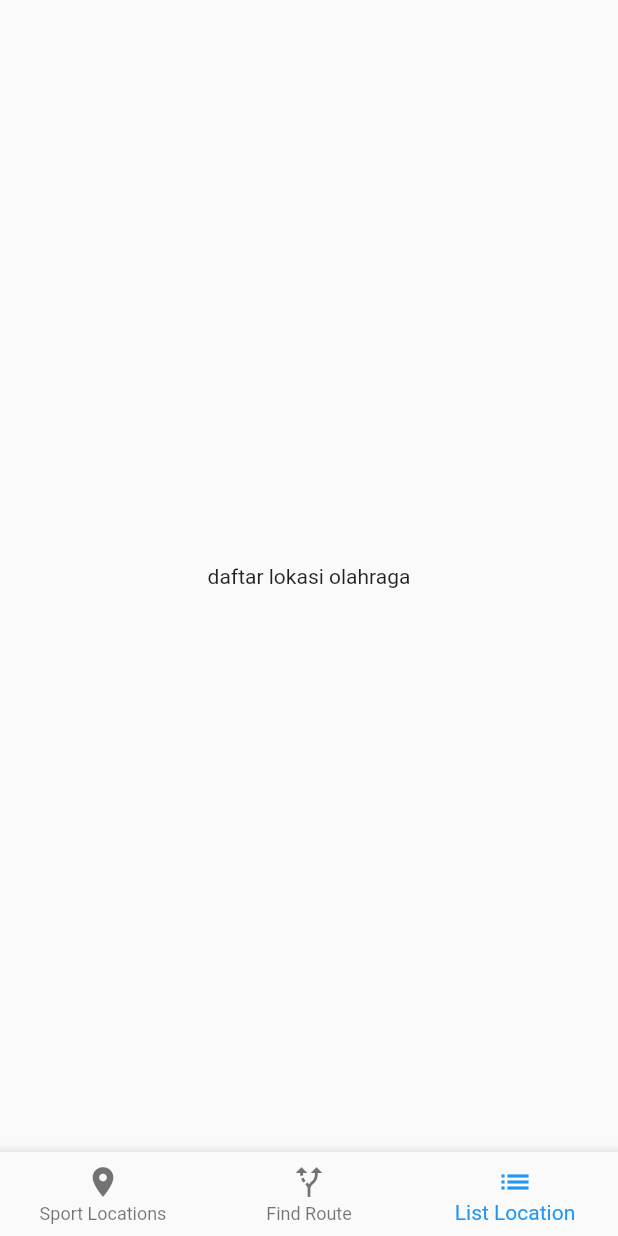
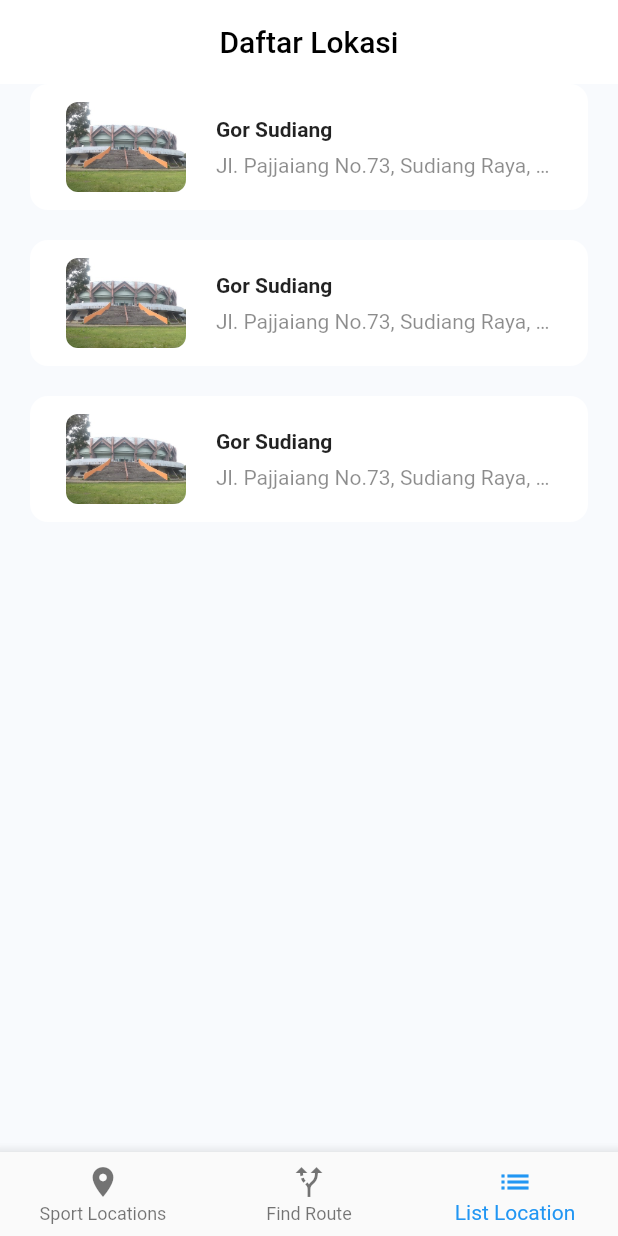
Before and after one commit to Rinal-29/Flutter-MapsRouteExamp, a Flutter app: the screen it shows after launch, item 3 of the bottom bar chosen, on a phone screen of 412 x 824 dp. Run offline on Flutter 3.47's test engine with Material 2 defaults, Android fonts, the phone set to English and light mode, and no system bars; our stand-ins replace geocoding, geolocator, google_maps_flutter; missing offline and left inert: flutter_polyline_points; network calls fail.

Commit message:
finish tab location and route

```diff
--- /dev/null
+++ b/lib/components/location_item_card.dart
@@ -0,0 +1,72 @@
+import 'package:flutter/material.dart';
+import 'package:fmaps_route/pages/detail_locatian_page.dart';
+
+class LocationItemCard extends StatelessWidget {
+  const LocationItemCard({Key key}) : super(key: key);
+
+  @override
+  Widget build(BuildContext context) {
+    return GestureDetector(
+      onTap: () {
+        Navigator.push(
+          context,
+          MaterialPageRoute(
+            builder: (context) => DetailLocationPage(),
+          ),
+        );
+      },
+      child: Container(
+        decoration: BoxDecoration(
+          borderRadius: BorderRadius.circular(12),
+          color: Colors.white,
+        ),
+        margin: EdgeInsets.only(
+          bottom: 20,
+        ),
+        child: Padding(
+          padding: const EdgeInsets.symmetric(
+            horizontal: 24,
+            vertical: 12,
+          ),
+          child: Row(
+            children: [
+              ClipRRect(
+                child: Image.asset(
+                  'assets/gor_sudiang.jpg',
+                  height: 60,
+                ),
+                borderRadius: BorderRadius.circular(8),
+              ),
+              SizedBox(
+                width: 20,
+              ),
+              Expanded(
+                child: Column(
+                  crossAxisAlignment: CrossAxisAlignment.start,
+                  children: [
+                    Text(
+                      'Gor Sudiang',
+                      style: TextStyle(
+                        fontWeight: FontWeight.w600,
+                      ),
+                    ),
+                    SizedBox(
+                      height: 8,
+                    ),
+                    Text(
+                      'Jl. Pajjaiang No.73, Sudiang Raya, Kec. Biringkanaya, Kota Makassar, Sulawesi Selatan 90241',
+                      overflow: TextOverflow.ellipsis,
+                      style: TextStyle(
+                        color: Colors.black45,
+                      ),
+                    )
+                  ],
+                ),
+              )
+            ],
+          ),
+        ),
+      ),
+    );
+  }
+}
--- a/lib/main.dart
+++ b/lib/main.dart
@@ -2,6 +2,8 @@ import 'package:flutter/material.dart';
 import 'package:fmaps_route/pages/detail_locatian_page.dart';
 import 'package:fmaps_route/pages/detail_route_page.dart';
 import 'package:fmaps_route/pages/home/main_page.dart';
+import 'package:fmaps_route/providers/location_provider.dart';
+import 'package:provider/provider.dart';
 
 void main() {
   runApp(MyApp());
@@ -10,12 +12,20 @@ void main() {
 class MyApp extends StatelessWidget {
   @override
   Widget build(BuildContext context) {
-    return MaterialApp(
-      routes: {
-        '/': (context) => MainPage(),
-        '/detail-route': (context) => DetailRoutePage(),
-        '/detail-location': (context) => DetailLocationPage(),
-      },
+    return MultiProvider(
+      providers: [
+        ChangeNotifierProvider(
+          create: (context) => LocationsProvider(),
+        ),
+      ],
+      child: MaterialApp(
+        routes: {
+          '/': (context) => MainPage(),
+          '/main-page': (context) => MainPage(),
+          '/detail-route': (context) => DetailRoutePage(),
+          '/detail-location': (context) => DetailLocationPage(),
+        },
+      ),
     );
   }
 }
--- /dev/null
+++ b/lib/models/location_model.dart
@@ -0,0 +1,49 @@
+import 'package:fmaps_route/models/gallery_model.dart';
+
+class LocationModel {
+  int id;
+  String name;
+  double lat;
+  double lng;
+  String address;
+  String description;
+  String facility;
+  List<GalleryModel> galleries;
+
+  LocationModel({
+    this.id,
+    this.name,
+    this.lat,
+    this.lng,
+    this.address,
+    this.description,
+    this.facility,
+    this.galleries,
+  });
+
+  LocationModel.fromJSON(Map<String, dynamic> json) {
+    id = json['id'];
+    name = json['name'];
+    lat = double.parse(json['latitude']);
+    lng = double.parse(json['longitude']);
+    address = json['address'];
+    description = json['description'];
+    facility = json['facility'];
+    galleries = json['galleries']
+        .map<GalleryModel>((gallery) => GalleryModel.fromJson(gallery))
+        .toList();
+  }
+
+  Map<String, dynamic> toJson() {
+    return {
+      'id': id,
+      'name': name,
+      'latitude': lat.toString(),
+      'longitude': lng.toString(),
+      'address': address,
+      'description': description,
+      'facility': facility,
+      'galleries': galleries.map((gallery) => gallery.toJson()).toList(),
+    };
+  }
+}
--- a/lib/pages/detail_route_page.dart
+++ b/lib/pages/detail_route_page.dart
@@ -1,6 +1,6 @@
 import 'package:flutter/material.dart';
 import 'package:flutter_polyline_points/flutter_polyline_points.dart';
-import 'package:fmaps_route/entity/sports_location.dart';
+import 'package:fmaps_route/models/location_model.dart';
 import 'package:fmaps_route/utils.dart';
 import 'package:geocoding/geocoding.dart';
 import 'package:geolocator/geolocator.dart';
@@ -9,7 +9,7 @@ import 'package:google_maps_flutter/google_maps_flutter.dart';
 import 'dart:math' show cos, sqrt, asin;
 
 class DetailRoutePage extends StatefulWidget {
-  final SportsLocation location;
+  final LocationModel location;
 
   DetailRoutePage({
     Key key,
@@ -123,7 +123,7 @@ class _DetailRoutePageState extends State<DetailRoutePage> {
       );
 
       Marker destinationMarker = Marker(
-        markerId: MarkerId(sportLocation.id),
+        markerId: MarkerId(sportLocation.name),
         position: LatLng(destinationLatitude, destinationLongitude),
         infoWindow: InfoWindow(
           title: 'Destination ${sportLocation.name}',
--- a/lib/pages/home/locations_page.dart
+++ b/lib/pages/home/locations_page.dart
@@ -1,13 +1,50 @@
 import 'package:flutter/material.dart';
+import 'package:fmaps_route/components/location_item_card.dart';
 
 class LocationsPage extends StatelessWidget {
   const LocationsPage({Key key}) : super(key: key);
 
   @override
   Widget build(BuildContext context) {
-    return Scaffold(
-      body: Center(
-        child: Text('daftar lokasi olahraga'),
+    Widget header() {
+      return AppBar(
+        title: Text(
+          'Daftar Lokasi',
+          style: TextStyle(
+            color: Colors.black,
+          ),
+        ),
+        centerTitle: true,
+        backgroundColor: Colors.white,
+        elevation: 0,
+      );
+    }
+
+    Widget content() {
+      return Expanded(
+        child: Container(
+          margin: EdgeInsets.symmetric(
+            horizontal: 20,
+          ),
+          width: double.infinity,
+          child: ListView(
+            children: [
+              LocationItemCard(),
+              LocationItemCard(),
+              LocationItemCard(),
+            ],
+          ),
+        ),
+      );
+    }
+
+    return Container(
+      color: Color(0xffF8FAFD),
+      child: Column(
+        children: [
+          header(),
+          content(),
+        ],
       ),
     );
   }
--- /dev/null
+++ b/lib/providers/location_provider.dart
@@ -0,0 +1,23 @@
+import 'package:flutter/material.dart';
+import 'package:fmaps_route/models/location_model.dart';
+import 'package:fmaps_route/services/location_service.dart';
+
+class LocationsProvider with ChangeNotifier {
+  List<LocationModel> _locations = [];
+
+  List<LocationModel> get locations => _locations;
+
+  set locations(List<LocationModel> locations) {
+    _locations = locations;
+    notifyListeners();
+  }
+
+  Future<void> getLocations() async {
+    try {
+      List<LocationModel> locations = await LocationService().getLocations();
+      _locations = locations;
+    } catch (e) {
+      print('errors $e');
+    }
+  }
+}
--- a/lib/utils.dart
+++ b/lib/utils.dart
@@ -1,3 +1,3 @@
 class Utils {
-  static const API_KEY = 'API_KEY';
+  static const API_KEY = '';
 }
--- a/pubspec.yaml
+++ b/pubspec.yaml
@@ -28,6 +28,8 @@ dependencies:
   geolocator: ^7.4.0
   geocoding: ^2.0.0
   flutter_polyline_points: ^1.0.0
+  provider: ^4.3.3
+  http: ^0.13.1
 
 
   # The following adds the Cupertino Icons font to your application.
```
Also changed, not shown: lib/components/image._card_tile.dart (added, +23 -0 lines), lib/components/location_card_tile.dart (+4 -4 lines), lib/models/gallery_model.dart (added, +19 -0 lines), lib/pages/detail_locatian_page.dart (+2 -14 lines), lib/pages/home/home_page.dart (+38 -47 lines), lib/pages/home/routes_page.dart (+34 -8 lines), lib/pages/splash_page.dart (added, +32 -0 lines), lib/services/location_service.dart (added, +34 -0 lines), pubspec.lock, 1 other file.
